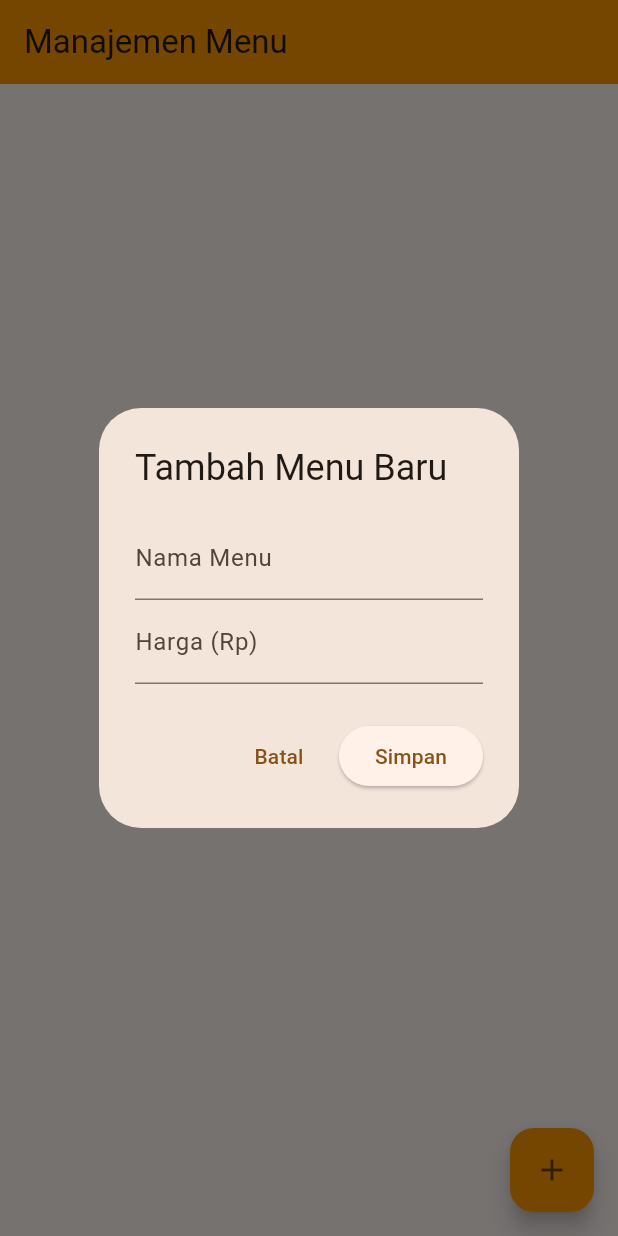
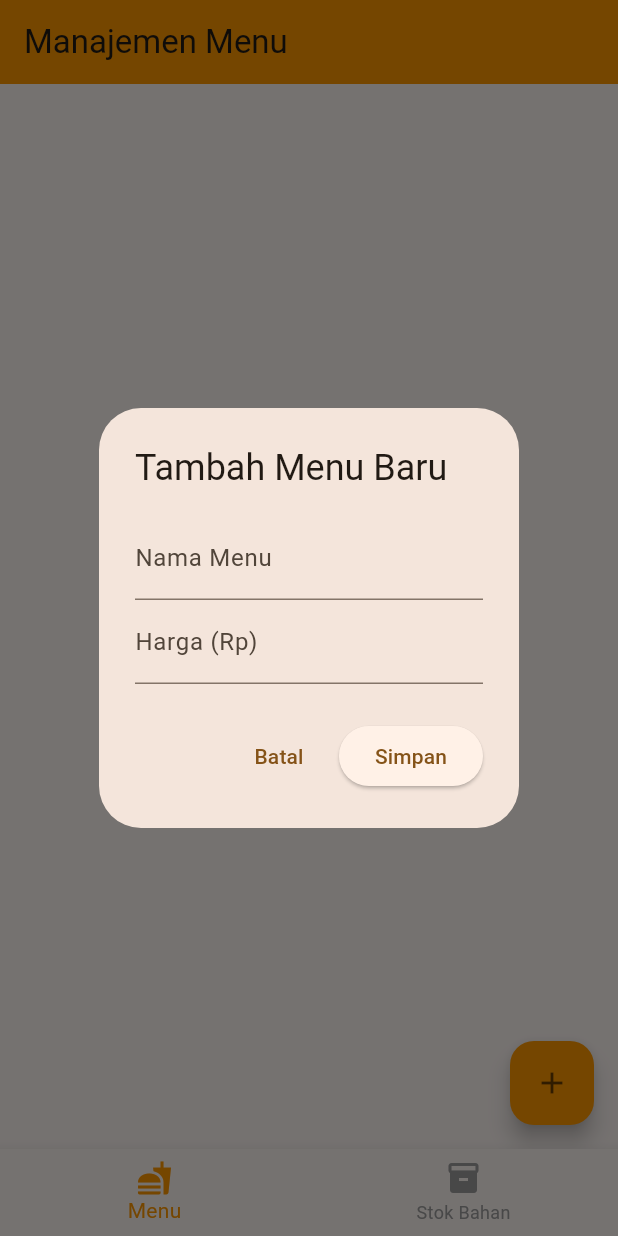
Before and after one commit to InMyDr3am/flutter_resto, a Flutter app: the screen it shows after launch, after a tap on the "add" icon, on a phone screen of 412 x 824 dp. Run offline on Flutter 3.47's test engine with Material 3 defaults, Android fonts, the phone set to English and light mode, and no system bars; our stand-ins replace supabase_flutter; accounts and stored records are empty.

Commit message:
add bahan bak

```diff
--- a/lib/main.dart
+++ b/lib/main.dart
@@ -1,6 +1,6 @@
 import 'package:flutter/material.dart';
 import 'package:supabase_flutter/supabase_flutter.dart';
-import 'screens/menu_screen.dart'; // Tambahkan baris import ini
+import 'screens/main_navigation.dart'; // Tambahkan baris import ini
 
 void main() async {
   WidgetsFlutterBinding.ensureInitialized();
@@ -25,7 +25,7 @@ class MyApp extends StatelessWidget {
         colorScheme: ColorScheme.fromSeed(seedColor: Colors.orange),
         useMaterial3: true,
       ),
-      home: const MenuScreen(), // Ubah bagian home menjadi ini
+      home: const MainNavigation(), // Ubah bagian home menjadi ini
     );
   }
 }
--- /dev/null
+++ b/lib/screens/main_navigation.dart
@@ -0,0 +1,47 @@
+import 'package:flutter/material.dart';
+import 'menu_screen.dart';
+import 'ingredient_screen.dart';
+
+class MainNavigation extends StatefulWidget {
+  const MainNavigation({super.key});
+
+  @override
+  State<MainNavigation> createState() => _MainNavigationState();
+}
+
+class _MainNavigationState extends State<MainNavigation> {
+  int _selectedIndex = 0;
+
+  // Daftar halaman yang akan ditampilkan sesuai menu yang dipilih
+  final List<Widget> _screens = [
+    const MenuScreen(),
+    const IngredientScreen(),
+  ];
+
+  @override
+  Widget build(BuildContext context) {
+    return Scaffold(
+      body: _screens[_selectedIndex],
+      bottomNavigationBar: BottomNavigationBar(
+        currentIndex: _selectedIndex,
+        onTap: (index) {
+          setState(() {
+            _selectedIndex = index;
+          });
+        },
+        selectedItemColor: Colors.orange,
+        unselectedItemColor: Colors.grey,
+        items: const [
+          BottomNavigationBarItem(
+            icon: Icon(Icons.fastfood),
+            label: 'Menu',
+          ),
+          BottomNavigationBarItem(
+            icon: Icon(Icons.inventory),
+            label: 'Stok Bahan',
+          ),
+        ],
+      ),
+    );
+  }
+}
```
Also changed, not shown: lib/screens/ingredient_screen.dart (added, +125 -0 lines).
